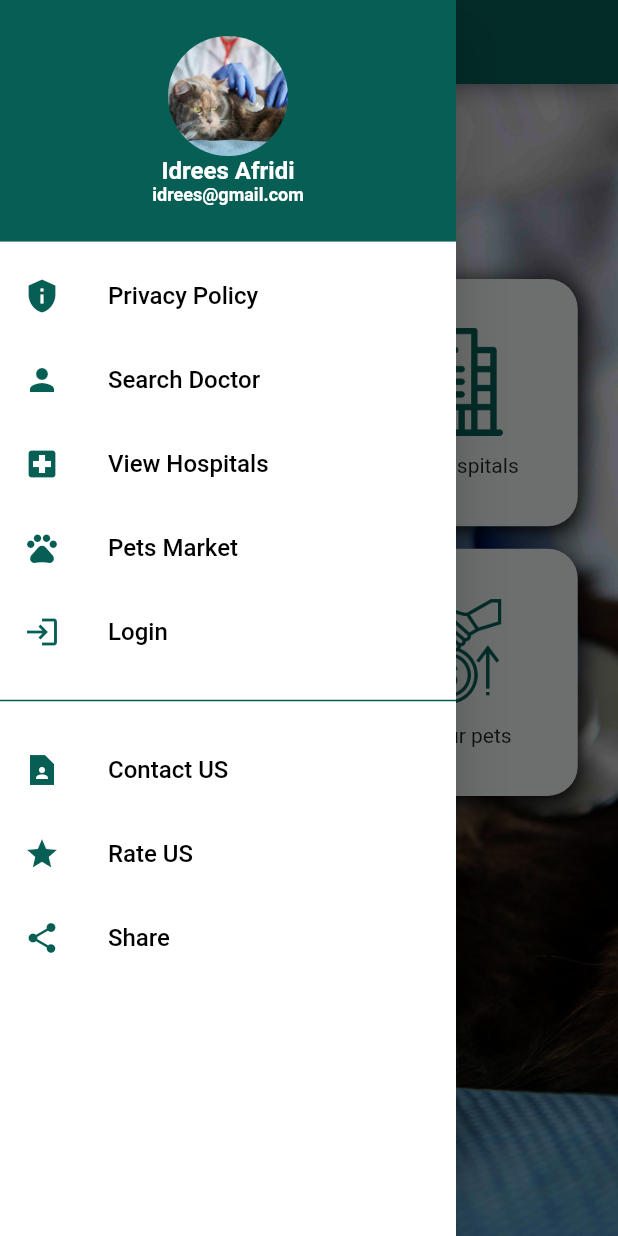
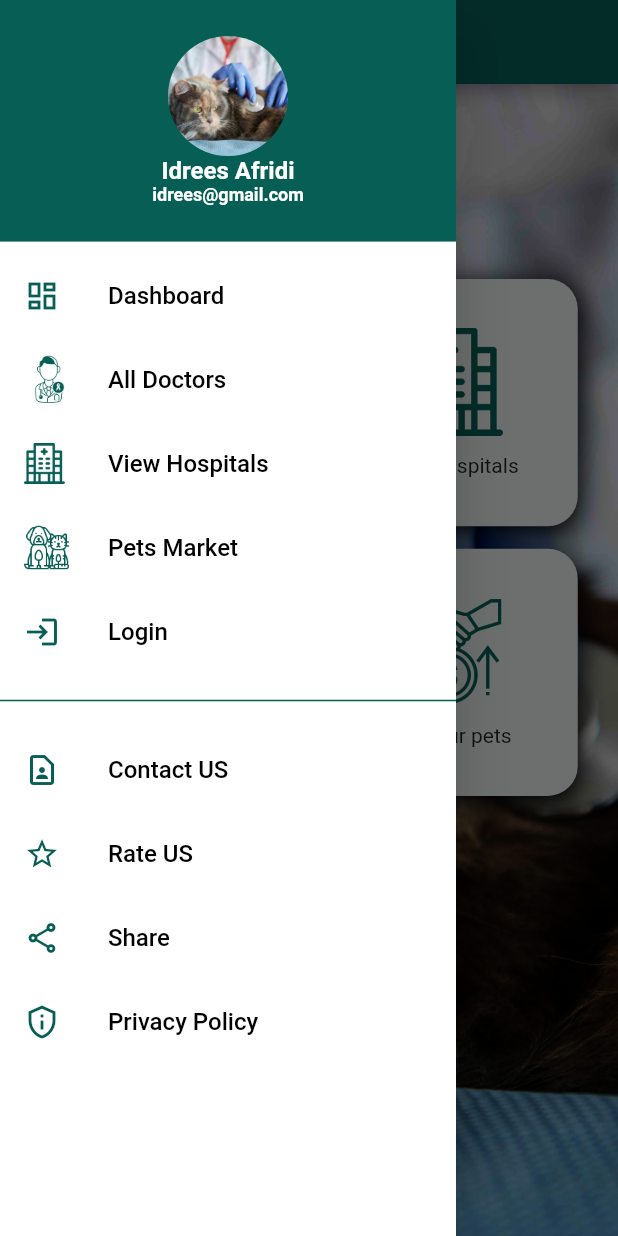
Before and after one commit to Logoutbye/Pets-Cure-App, a Flutter app: the HomeScreen screen opened directly, with the side drawer open, on a phone screen of 412 x 824 dp. Run offline on Flutter 3.47's test engine with Material 2 defaults, Android fonts, the phone set to English and light mode, and no system bars; our stand-ins replace another_flushbar, file_picker, fluttertoast, shared_preferences; accounts and stored records are empty; network calls fail.

Commit message:
Drawer Desinging and Internet error message

```diff
--- a/lib/main.dart
+++ b/lib/main.dart
@@ -31,7 +31,7 @@ class MyApp extends StatelessWidget {
           primarySwatch: Colors.teal,
           // useMaterial3: true
         ),
-        home: HomeScreen(),
+        home: LoginScreen(),
 
         // it will be used later
         // initialRoute: RoutesName.splash,
--- a/lib/res/components/my_app_drawer.dart
+++ b/lib/res/components/my_app_drawer.dart
@@ -5,6 +5,7 @@ import 'package:mvvm_practice_app/res/my_app_colors.dart';
 import 'package:mvvm_practice_app/view/pets_market_ui/PetsMarket.dart';
 import 'package:mvvm_practice_app/view/users_ui/all_doctors.dart';
 import 'package:mvvm_practice_app/view/users_ui/all_hospitals.dart';
+import 'package:mvvm_practice_app/view/users_ui/home_screen.dart';
 
 class MyAppDrawer extends StatefulWidget {
   const MyAppDrawer({super.key});
@@ -35,6 +36,7 @@ class _MyAppDrawerState extends State<MyAppDrawer> {
                   Column(
                 mainAxisAlignment: MainAxisAlignment.center,
                 children: [
+                  // Profile Image
                   Container(
                     width: 80,
                     height: 80,
@@ -43,6 +45,7 @@ class _MyAppDrawerState extends State<MyAppDrawer> {
                       backgroundImage: AssetImage('assets/images/pet.jpg'),
                     ),
                   ),
+                  // USer Name
                   Text(
                     'Idrees Afridi',
                     style: TextStyle(
@@ -51,6 +54,7 @@ class _MyAppDrawerState extends State<MyAppDrawer> {
                       color: Colors.white,
                     ),
                   ),
+                  // Gmail
                   Text(
                     'idrees@gmail.com',
                     style: TextStyle(
@@ -64,40 +68,44 @@ class _MyAppDrawerState extends State<MyAppDrawer> {
             ),
           ),
           // Divider(),
-          // privacy Policy
+          // Dashboard
           ListTile(
             focusColor: Colors.red,
             hoverColor: Colors.amberAccent,
             selectedColor: Colors.white,
             selectedTileColor: Colors.green,
             leading: Icon(
-              Icons.privacy_tip,
+              Icons.dashboard_outlined,
               color: MyColors.myButtonsBackgroundColor,
             ),
             title: Text(
-              "Privacy Policy",
+              "Dashboard",
               style: TextStyle(color: Colors.black, fontSize: 16),
             ),
             onTap: () {
-              // Navigator.of(context).pop();
-              // Navigator.of(context)
-              //     .push(MaterialPageRoute(builder: (context) {
-              //   return searchKeywordScreen();
-              // }));
+              Navigator.of(context).pop();
+              Navigator.of(context).push(MaterialPageRoute(builder: (context) {
+                return HomeScreen();
+              }));
             },
           ), //Dashboard
-          // search Doctor
+          // All Doctor
           ListTile(
             focusColor: Colors.red,
             hoverColor: Colors.amberAccent,
             selectedColor: Colors.white,
             selectedTileColor: Colors.green,
-            leading: Icon(
-              Icons.person,
-              color: MyColors.myButtonsBackgroundColor,
+            leading: ImageIcon(
+              AssetImage("assets/images/doctor.png"),
+              size: 33,
+              color: MyColors.kPrimary,
             ),
+            // Icon(
+            //   Icons.person,
+            //   color: MyColors.myButtonsBackgroundColor,
+            // ),
             title: Text(
-              "Search Doctor",
+              "All Doctors",
               style: TextStyle(color: Colors.black, fontSize: 16),
             ),
             onTap: () {
@@ -113,9 +121,10 @@ class _MyAppDrawerState extends State<MyAppDrawer> {
             hoverColor: Colors.amberAccent,
             selectedColor: Colors.white,
             selectedTileColor: Colors.green,
-            leading: Icon(
-              Icons.local_hospital,
-              color: MyColors.myButtonsBackgroundColor,
+            leading: ImageIcon(
+              AssetImage("assets/images/hospitalk.png"),
+              size: 27,
+              color: MyColors.kPrimary,
             ),
             title: Text(
               "View Hospitals",
@@ -134,9 +143,10 @@ class _MyAppDrawerState extends State<MyAppDrawer> {
             hoverColor: Colors.amberAccent,
             selectedColor: Colors.white,
             selectedTileColor: Colors.green,
-            leading: Icon(
-              Icons.pets,
-              color: MyColors.myButtonsBackgroundColor,
+            leading: ImageIcon(
+              AssetImage("assets/images/pets-market.png"),
+              size: 30,
+              color: MyColors.kPrimary,
             ),
             title: Text(
               "Pets Market",
@@ -192,7 +202,7 @@ class _MyAppDrawerState extends State<MyAppDrawer> {
             selectedColor: Colors.white,
             selectedTileColor: Colors.green,
             leading: Icon(
-              Icons.contact_page_sharp,
+              Icons.contact_page_outlined,
               color: MyColors.myButtonsBackgroundColor,
             ),
             title: Text(
@@ -215,7 +225,7 @@ class _MyAppDrawerState extends State<MyAppDrawer> {
             selectedColor: Colors.white,
             selectedTileColor: Colors.green,
             leading: Icon(
-              Icons.star,
+              Icons.star_outline,
               color: MyColors.myButtonsBackgroundColor,
             ),
             title: Text(
@@ -238,11 +248,34 @@ class _MyAppDrawerState extends State<MyAppDrawer> {
             selectedColor: Colors.white,
             selectedTileColor: Colors.green,
             leading: Icon(
-              Icons.share,
+              Icons.share_outlined,
               color: MyColors.myButtonsBackgroundColor,
             ),
             title: Text(
               "Share",
+              style: TextStyle(color: Colors.black, fontSize: 16),
+            ),
+            onTap: () {
+              // Navigator.of(context).pop();
+              // Navigator.of(context)
+              //     .push(MaterialPageRoute(builder: (context) {
+              //   return searchKeywordScreen();
+              // }));
+            },
+          ), //Dashboard
+
+          // privacy Policy
+          ListTile(
+            focusColor: Colors.red,
+            hoverColor: Colors.amberAccent,
+            selectedColor: Colors.white,
+            selectedTileColor: Colors.green,
+            leading: Icon(
+              Icons.privacy_tip_outlined,
+              color: MyColors.myButtonsBackgroundColor,
+            ),
+            title: Text(
+              "Privacy Policy",
               style: TextStyle(color: Colors.black, fontSize: 16),
             ),
             onTap: () {
```
Also changed, not shown: lib/data/app_exception.dart (+4 -4 lines), lib/data/network/NetworkApiService.dart (+5 -3 lines), lib/view/users_ui/all_hospitals.dart (+15 -22 lines).
